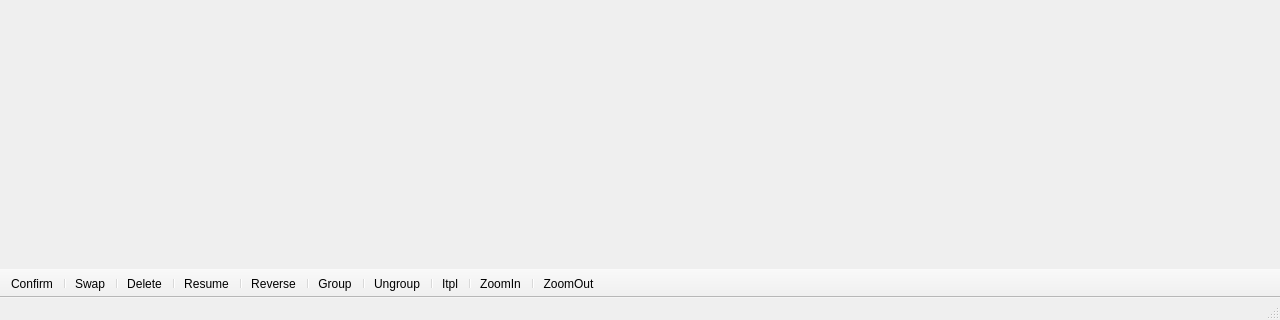
Above: mainwindow.ui from sisi16/stop-motion before the change; both pictures show x 0 to 1280 and y 400 to 720 of the 1280 by 720 pixel window. Below: the same form after it.
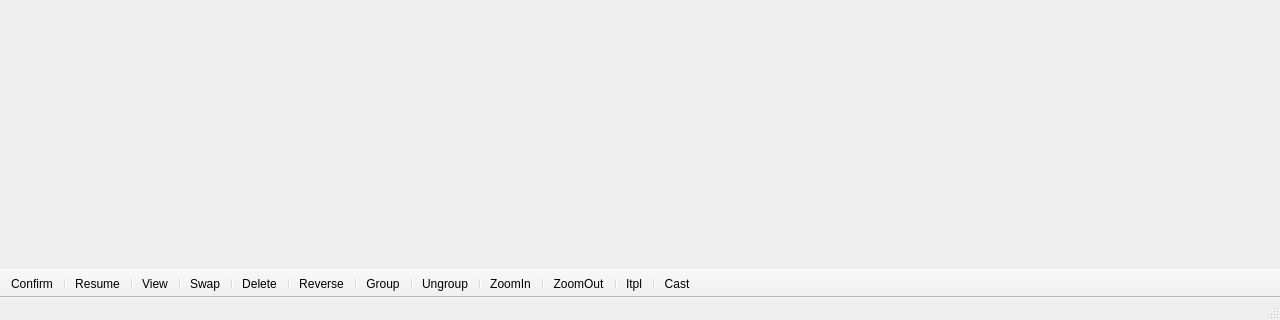
That is the form after the change. Icons and pictures are not drawn.

Diff of the .ui file:
```diff
--- a/mainwindow.ui
+++ b/mainwindow.ui
@@ -337,23 +337,27 @@
    </attribute>
    <addaction name="actionConfirm"/>
    <addaction name="separator"/>
+   <addaction name="actionResume"/>
+   <addaction name="separator"/>
+   <addaction name="actionView"/>
+   <addaction name="separator"/>
    <addaction name="actionSwap"/>
    <addaction name="separator"/>
    <addaction name="actionDelete"/>
    <addaction name="separator"/>
-   <addaction name="actionResume"/>
-   <addaction name="separator"/>
    <addaction name="actionReverse"/>
    <addaction name="separator"/>
    <addaction name="actionGroup"/>
    <addaction name="separator"/>
    <addaction name="actionUngroup"/>
    <addaction name="separator"/>
-   <addaction name="actionItpl"/>
-   <addaction name="separator"/>
    <addaction name="actionZoomIn"/>
    <addaction name="separator"/>
    <addaction name="actionZoomOut"/>
+   <addaction name="separator"/>
+   <addaction name="actionItpl"/>
+   <addaction name="separator"/>
+   <addaction name="actionCast"/>
   </widget>
   <widget class="QStatusBar" name="statusBar"/>
   <action name="actionLoad">
@@ -519,6 +523,30 @@
     <string>Swap</string>
    </property>
   </action>
+  <action name="actionView">
+   <property name="icon">
+    <iconset resource="myres.qrc">
+     <normaloff>:/Images/icons/play_32.png</normaloff>:/Images/icons/play_32.png</iconset>
+   </property>
+   <property name="text">
+    <string>View</string>
+   </property>
+   <property name="toolTip">
+    <string>View</string>
+   </property>
+  </action>
+  <action name="actionCast">
+   <property name="icon">
+    <iconset resource="myres.qrc">
+     <normaloff>:/Images/icons/cast.png</normaloff>:/Images/icons/cast.png</iconset>
+   </property>
+   <property name="text">
+    <string>Cast</string>
+   </property>
+   <property name="toolTip">
+    <string>Cast</string>
+   </property>
+  </action>
  </widget>
  <layoutdefault spacing="6" margin="11"/>
  <resources>
```
